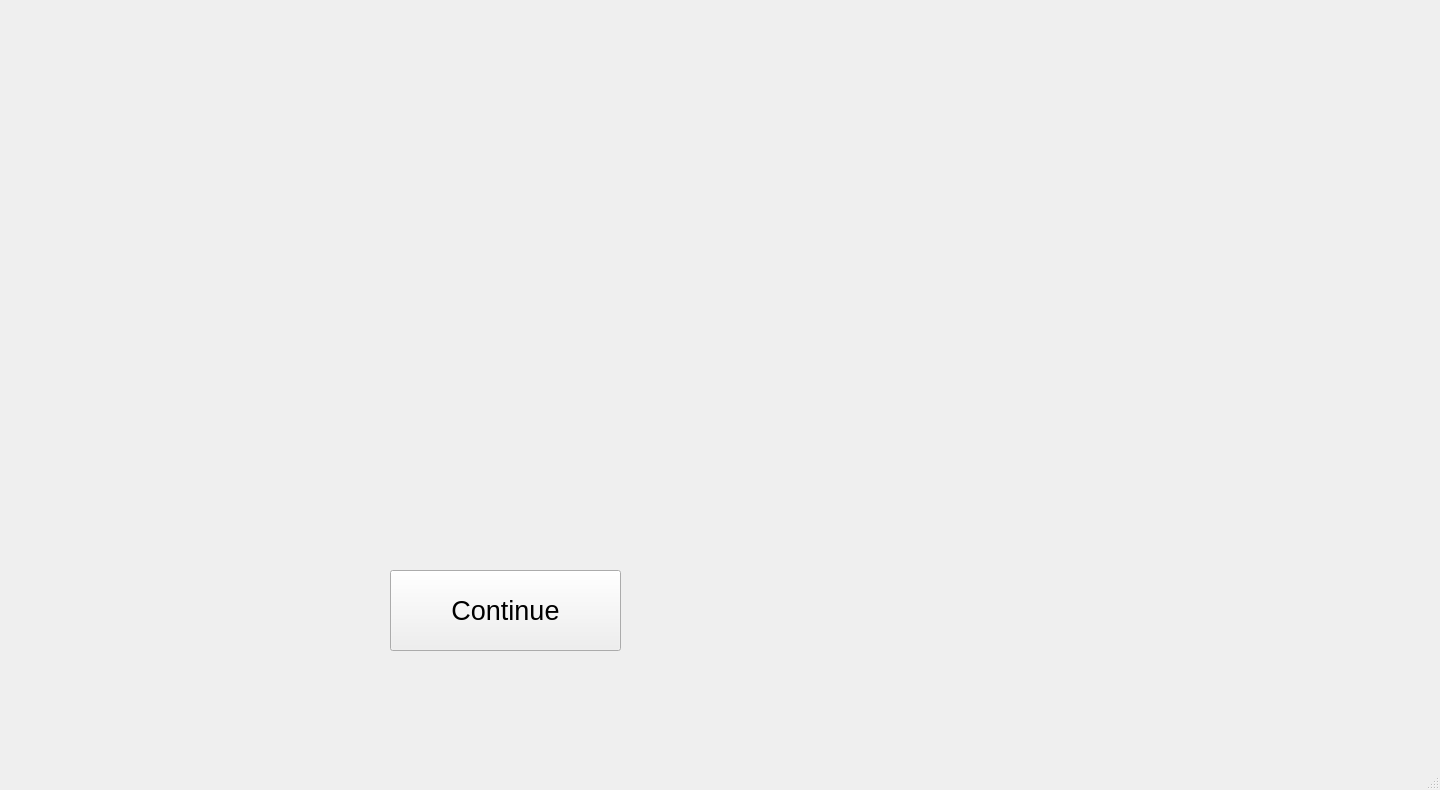
Old version of the form Python/SportsTutor/main.ui in the repository CUBoulder-2018spring-ML4HCI/Final-MoCap-SportsTutor.
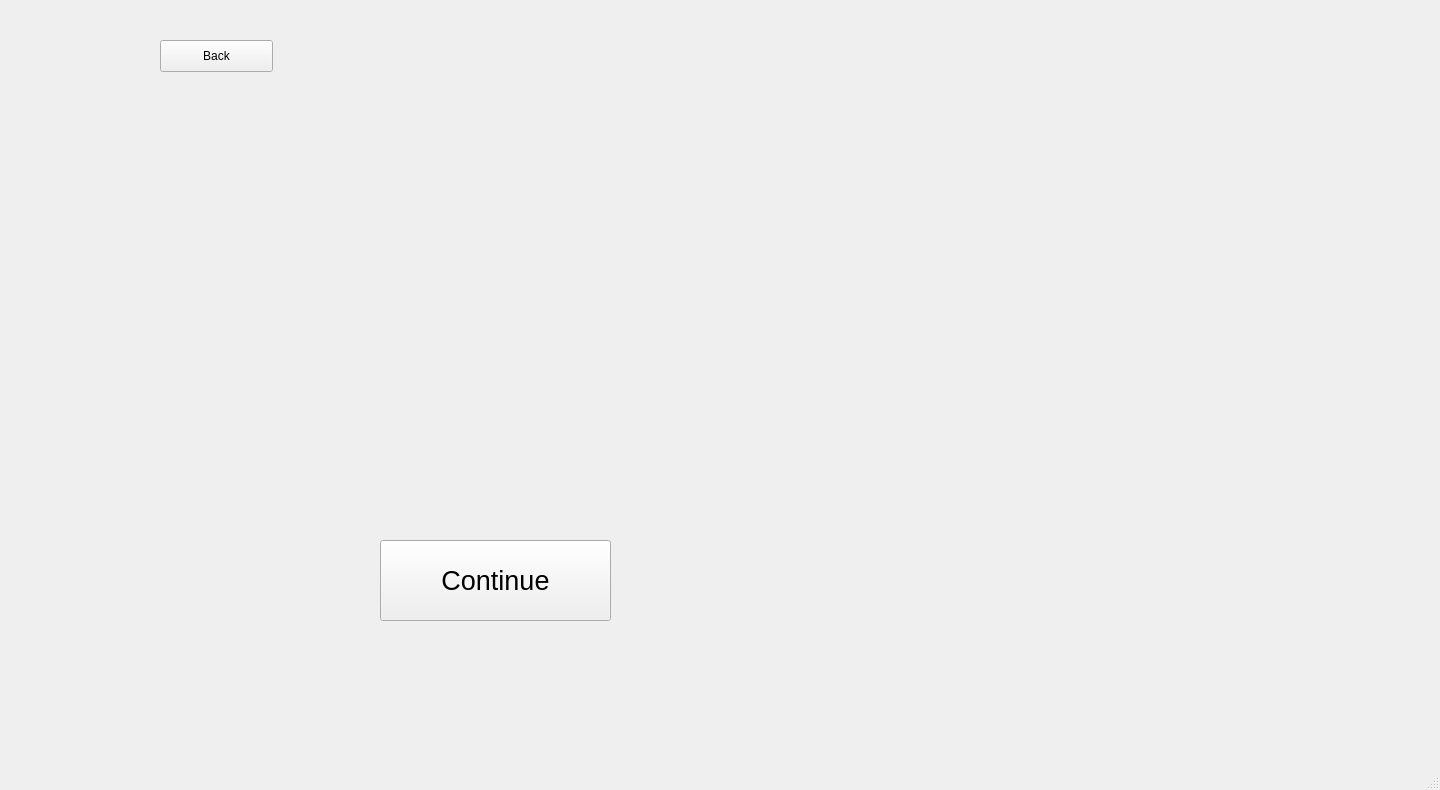
New version of the form. The open tabs and pages were chosen to show the change. Icons and pictures are not drawn.

Commit message: finished up main parts of UI

```diff
--- a/Python/SportsTutor/main.ui
+++ b/Python/SportsTutor/main.ui
@@ -20,13 +20,19 @@
       <x>0</x>
       <y>0</y>
       <width>1031</width>
-      <height>681</height>
+      <height>720</height>
      </rect>
     </property>
+    <property name="minimumSize">
+     <size>
+      <width>1031</width>
+      <height>720</height>
+     </size>
+    </property>
     <property name="maximumSize">
      <size>
       <width>1031</width>
-      <height>16777215</height>
+      <height>720</height>
      </size>
     </property>
     <property name="styleSheet">
@@ -72,11 +78,23 @@
      </widget>
     </widget>
     <widget class="QWidget" name="page">
+     <property name="minimumSize">
+      <size>
+       <width>1031</width>
+       <height>720</height>
+      </size>
+     </property>
+     <property name="maximumSize">
+      <size>
+       <width>1031</width>
+       <height>720</height>
+      </size>
+     </property>
      <widget class="QPushButton" name="continue_button">
       <property name="geometry">
        <rect>
-        <x>390</x>
-        <y>570</y>
+        <x>380</x>
+        <y>540</y>
         <width>231</width>
         <height>81</height>
        </rect>
@@ -106,6 +124,19 @@
        <pixmap>pics/steup_small.png</pixmap>
       </property>
      </widget>
+     <widget class="QPushButton" name="BackButton_7">
+      <property name="geometry">
+       <rect>
+        <x>160</x>
+        <y>40</y>
+        <width>113</width>
+        <height>32</height>
+       </rect>
+      </property>
+      <property name="text">
+       <string>Back</string>
+      </property>
+     </widget>
     </widget>
     <widget class="QWidget" name="page_2">
      <widget class="QLabel" name="label">
```
Left out of the diff: 54 changed lines with no effect on the pictures. The commit also changes 1 other file.
